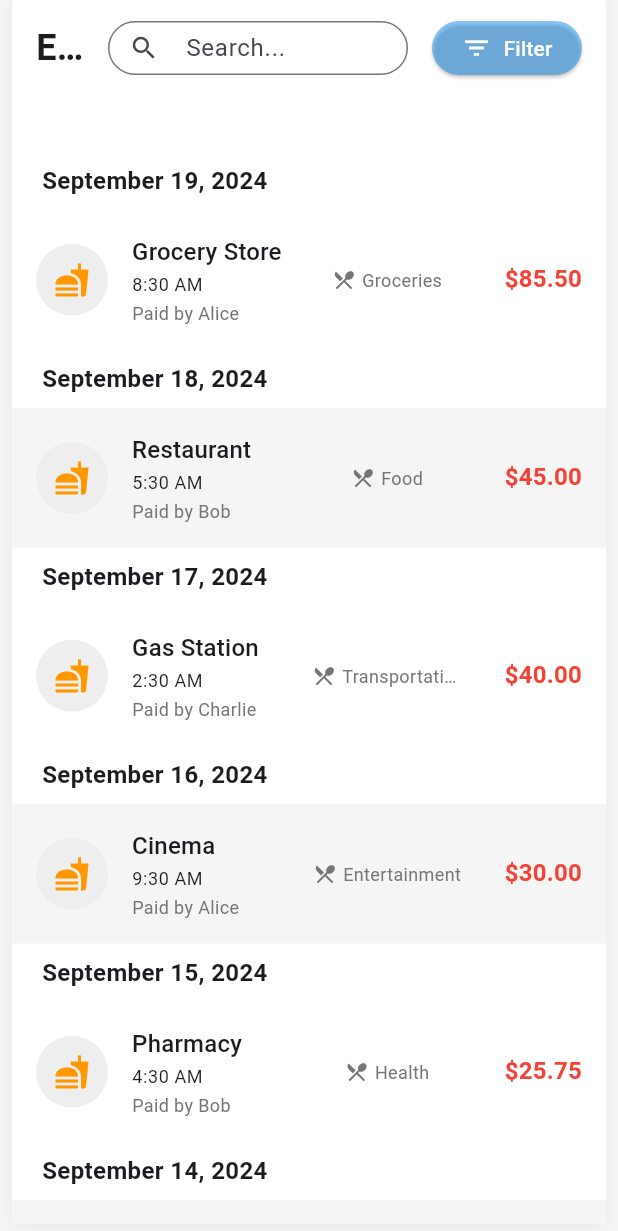
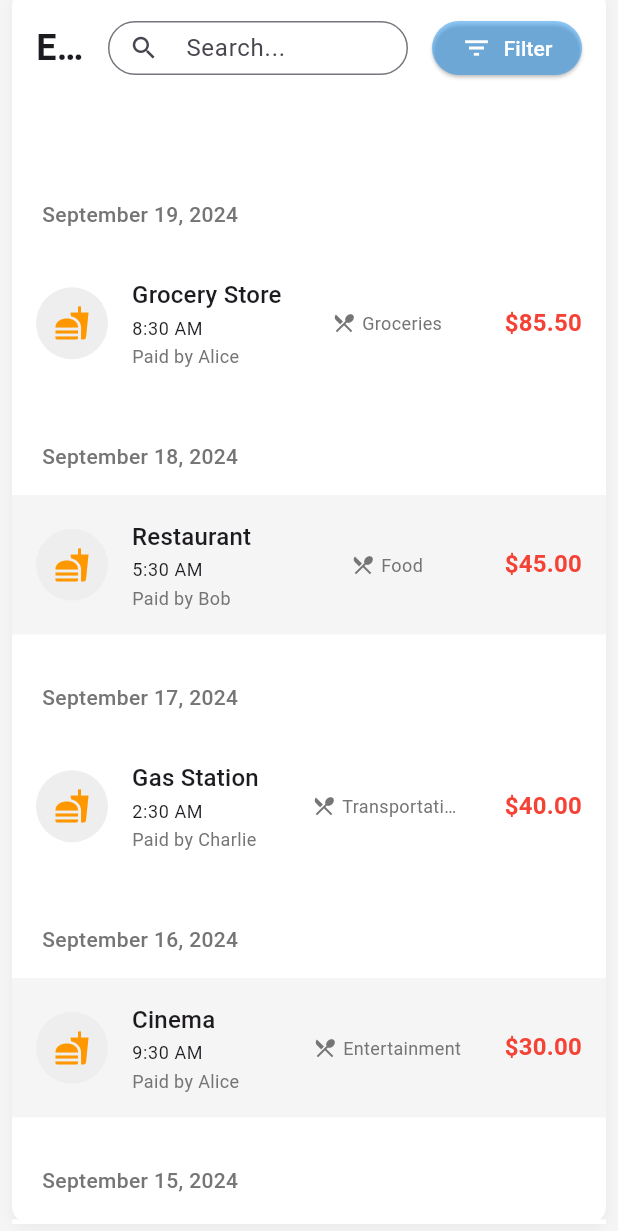
Before and after one commit to DylanCa/expensed_web_app, a Flutter app: the Transactions screen opened by its route, scrolled down 482 dp, on a phone screen of 412 x 824 dp. Shown: the top 1231 px of the screen. Run offline on Flutter 3.47's test engine with Material 3 defaults, Android fonts, the phone set to English and light mode, and no system bars; our stand-ins replace fl_chart, rxdart.

Commit message:
Colours are properly used in graphs

```diff
--- a/lib/components/transaction_list.dart
+++ b/lib/components/transaction_list.dart
@@ -16,6 +16,7 @@ class TransactionList extends StatelessWidget {
   final DateTime? startDate;
   final DateTime? endDate;
   final String searchQuery;
+  final double sectionSpacing;
 
   const TransactionList({
     Key? key,
@@ -27,6 +28,7 @@ class TransactionList extends StatelessWidget {
     this.startDate,
     this.endDate,
     required this.searchQuery,
+    this.sectionSpacing = 8, // Default value
   }) : super(key: key);
 
   @override
@@ -49,17 +51,26 @@ class TransactionList extends StatelessWidget {
                     return Column(
                       crossAxisAlignment: CrossAxisAlignment.start,
                       children: [
-                        if (isNewDate)
+                        if (isNewDate) ...[
+                          SizedBox(
+                              height:
+                                  24), // Increased space before new date section
                           Padding(
-                            padding: const EdgeInsets.symmetric(
+                            padding: EdgeInsets.symmetric(
                                 horizontal: 20, vertical: 8),
                             child: Text(
                               DateFormat('MMMM d, yyyy')
                                   .format(expense.dateTime),
                               style: TextStyle(
-                                  fontSize: 16, fontWeight: FontWeight.bold),
+                                fontSize: 14, // Smaller font size
+                                fontWeight:
+                                    FontWeight.w500, // Slightly less bold
+                                color: Colors.grey[600], // Lighter color
+                              ),
                             ),
                           ),
+                          SizedBox(height: 8), // Space after date header
+                        ],
                         ExpenseWidget(
                           backgroundColor:
                               index % 2 == 0 ? Colors.white : Colors.grey[100]!,
--- a/lib/data/test_data.dart
+++ b/lib/data/test_data.dart
@@ -14,7 +14,7 @@ class TestData {
   ];
 
   static final List<Person> persons = [
-    Person(id: '1', name: 'Alice', color: Colors.blue),
+    Person(id: '1', name: 'Alice', color: Colors.black),
     Person(id: '2', name: 'Bob', color: Colors.orange),
     Person(id: '3', name: 'Charlie', color: Colors.pink),
   ];
--- a/lib/pages/transactions.dart
+++ b/lib/pages/transactions.dart
@@ -50,8 +50,10 @@ class Transactions extends StatelessWidget {
               final totalWidth = constraints.maxWidth;
               const rightColumnWidth = 400.0;
               const minLeftColumnWidth = 600.0;
+              final isWideLayout =
+                  totalWidth >= minLeftColumnWidth + rightColumnWidth;
 
-              if (totalWidth >= minLeftColumnWidth + rightColumnWidth) {
+              if (isWideLayout) {
                 // Wide layout
                 return Row(
                   crossAxisAlignment: CrossAxisAlignment.start,
@@ -69,6 +71,7 @@ class Transactions extends StatelessWidget {
                           startDate: expenseProvider.startDate,
                           endDate: expenseProvider.endDate,
                           searchQuery: expenseProvider.searchQuery,
+                          // Remove this line: sectionSpacing: 16,
                         ),
                       ),
                     ),
@@ -79,7 +82,8 @@ class Transactions extends StatelessWidget {
                           children: [
                             _buildElevatedContainer(
                               SizedBox(
-                                height: 450,
+                                height:
+                                    400, // Reduced height for Spending By Person
                                 child: SpendingByPerson(
                                   filteredExpenses: filteredExpenses,
                                 ),
@@ -148,6 +152,7 @@ class Transactions extends StatelessWidget {
                             startDate: expenseProvider.startDate,
                             endDate: expenseProvider.endDate,
                             searchQuery: expenseProvider.searchQuery,
+                            // Remove this line: sectionSpacing: 16,
                           ),
                         ),
                       ),
```
Also changed, not shown: lib/components/expense_last_week.dart (+12 -13 lines), lib/components/spending_by_person.dart (+7 -12 lines).
